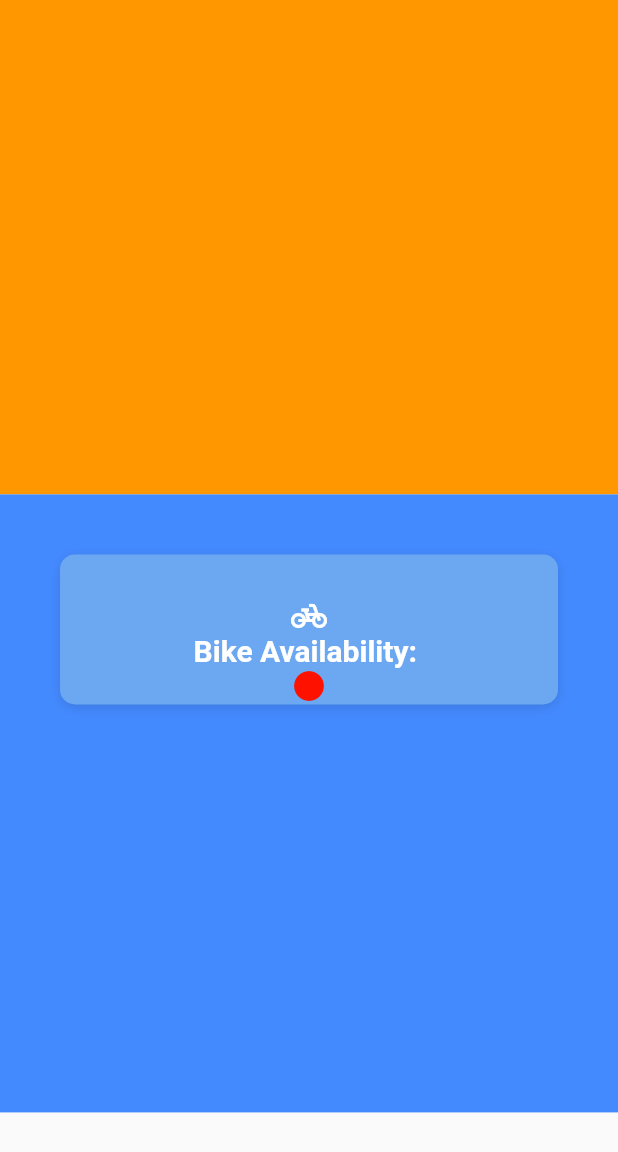
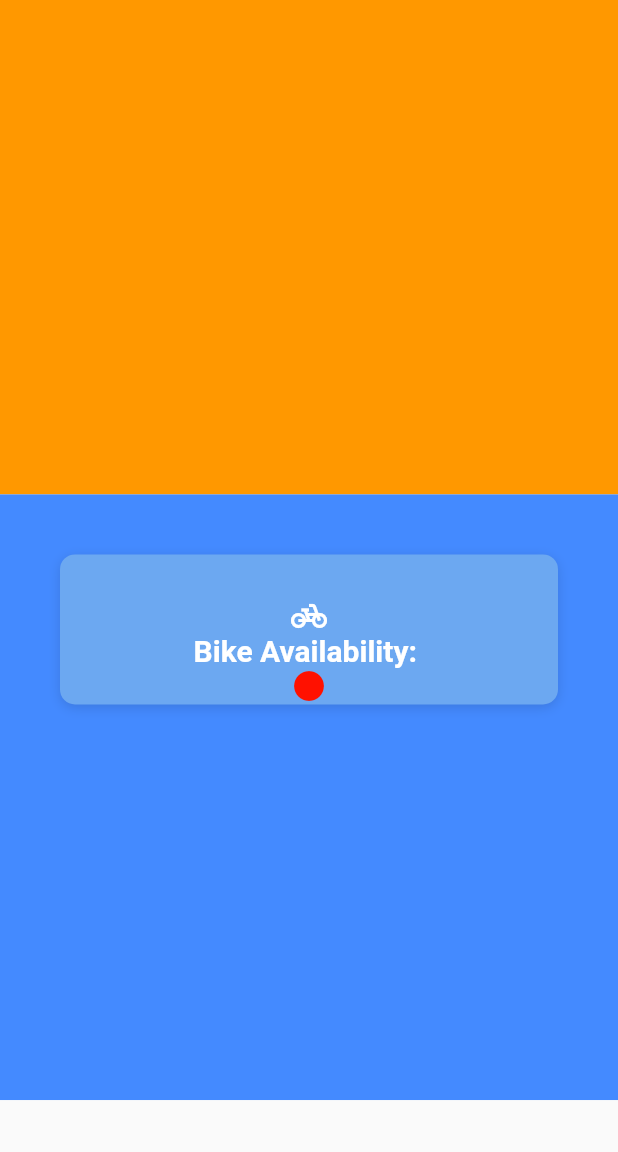
Before and after one commit to Kelebike/KelebikeApp, a Flutter app: the UserInfoPage widget shown alone on an empty page, opened directly, on a phone screen of 412 x 824 dp. Shown: the top 1152 px of the screen. Run offline on Flutter 3.47's test engine with Material 2 defaults, Android fonts, the light colour scheme and no system bars; our stand-ins replace cloud_firestore, firebase_auth, firebase_core; accounts and stored records are empty; Roboto replaces fonts that are missing (OpenSans).

Commit message:
0.49 setted

```diff
--- a/src/kelebike/lib/screens/user_info_page.dart
+++ b/src/kelebike/lib/screens/user_info_page.dart
@@ -34,7 +34,7 @@ class _UserInfoPageState extends State<UserInfoPage> {
 
           return Container(
             color: Colors.blueAccent,
-            height: size.height * 0.5,
+            height: size.height * 0.49,
             child: SingleChildScrollView(
               physics: const AlwaysScrollableScrollPhysics(),
               padding: const EdgeInsets.symmetric(
```
